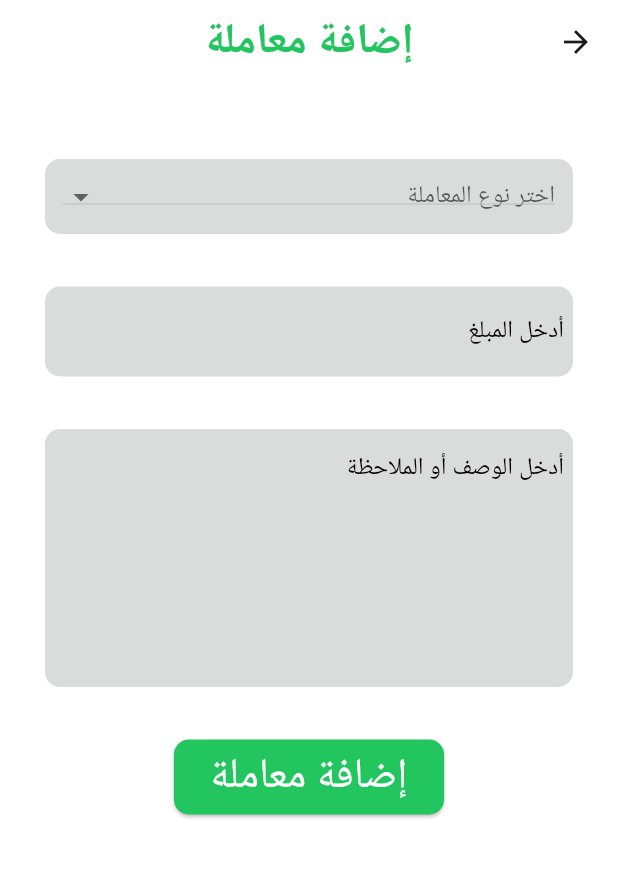
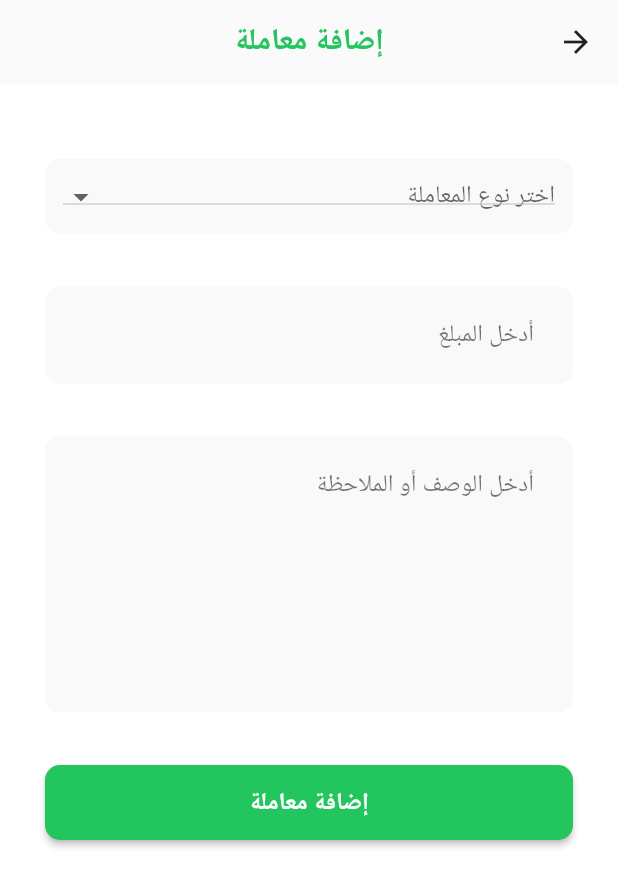
Before and after one commit to ahmedelzek/wallet, a Flutter app: the AddTransactionScreen screen opened by its route, on a phone screen of 412 x 824 dp. Shown: the top 887 px of the screen. Run offline on Flutter 3.47's test engine with Material 3 defaults, Android fonts, the phone set to English and light mode, and no system bars; our stand-ins replace flutter_native_splash; generated files the repository leaves out were written again.

Commit message:
Make Some Updates In UI

```diff
--- a/lib/core/resources/app_colors.dart
+++ b/lib/core/resources/app_colors.dart
@@ -2,14 +2,17 @@ import 'dart:ui';
 
 abstract class AppColors{
 
-  static const Color  greenColor = Color (0xff22c55e) ;
-  static const Color  darkGreenColor = Color (0xff257743) ;
-  static const Color transparentGreenColor = Color (0x5222c55e);
-  static const Color  blueColor  = Color (0xff3B82F6) ;
-  static const Color transparentBlueColor = Color (0x523B82F6) ;
-  static const Color redColor = Color (0xffF44336) ;
-  static const Color transparentRedColor = Color (0x47D11631);
-  static const Color orangeColor = Color (0xffFF9800) ;
-  static const Color transparentOrangeColor = Color (0x5aff9800) ;
-  static const Color  greyColor = Color (0x8cbbbdbd) ;
+  static const Color  green = Color (0xff22c55e) ;
+  static const Color mintWhite = Color (0xFFF9FAF9) ;
+  static const Color white = Color (0xFFFFFFFF) ;
+  static const Color  darkGreen = Color (0xff257743) ;
+  static const Color transparentGreen = Color (0x5222c55e);
+  static const Color  blue  = Color (0xff3B82F6) ;
+  static const Color transparentBlue = Color (0x523B82F6) ;
+  static const Color red = Color (0xffF44336) ;
+  static const Color transparentRed = Color (0x47D11631);
+  static const Color orange = Color (0xffFF9800) ;
+  static const Color transparentOrange = Color (0x5aff9800) ;
+  static const Color  grey = Color (0x8cbbbdbd) ;
+  static const Color  lightGrey = Color (0xFFF9F9F9) ;
 }
--- /dev/null
+++ b/lib/core/resources/app_theme.dart
@@ -0,0 +1,112 @@
+import 'package:flutter/material.dart';
+
+import 'app_colors.dart';
+
+class AppTheme {
+  static ThemeData lightTheme = ThemeData(
+    brightness: Brightness.light,
+    primaryColor: AppColors.green,
+    colorScheme: ColorScheme.fromSeed(
+      seedColor: AppColors.green,
+      brightness: Brightness.light,
+    ),
+    useMaterial3: true,
+
+    scaffoldBackgroundColor:AppColors.mintWhite,
+
+    // Rounded shapes
+    cardTheme: CardTheme(
+      shape: RoundedRectangleBorder(
+        borderRadius: BorderRadius.circular(12),
+      ),
+      elevation: 2,
+      margin: const EdgeInsets.all(8),
+    ),
+
+    // AppBar
+    appBarTheme: const AppBarTheme(
+      backgroundColor: Colors.white,
+      elevation: 1,
+      titleTextStyle: TextStyle(
+        color: Colors.black87,
+        fontWeight: FontWeight.w600,
+        fontSize: 20,
+      ),
+      iconTheme: IconThemeData(color: Colors.black87),
+    ),
+
+    // Buttons
+
+    outlinedButtonTheme: OutlinedButtonThemeData(
+      style: OutlinedButton.styleFrom(
+        side: const BorderSide(color: Colors.green, width: 1.5),
+        shape: RoundedRectangleBorder(
+          borderRadius: BorderRadius.circular(12),
+        ),
+        foregroundColor: Colors.green,
+        padding: const EdgeInsets.symmetric(vertical: 14, horizontal: 20),
+        textStyle: const TextStyle(
+          fontSize: 16,
+          fontWeight: FontWeight.w500,
+        ),
+      ),
+    ),
+
+    elevatedButtonTheme: ElevatedButtonThemeData(
+      style: ElevatedButton.styleFrom(
+        backgroundColor: AppColors.green,
+        foregroundColor: Colors.white,
+        elevation: 2,
+        minimumSize: const Size(double.infinity, 50),
+        shape: RoundedRectangleBorder(
+          borderRadius: BorderRadius.circular(10),
+        ),
+        textStyle: const TextStyle(
+          fontSize: 16,
+          fontWeight: FontWeight.w600,
+        ),
+      ),
+    ),
+
+    inputDecorationTheme: InputDecorationTheme(
+      filled: true,
+      fillColor: AppColors.lightGrey,
+      contentPadding: const EdgeInsets.symmetric(vertical: 14, horizontal: 16),
+      hintStyle: const TextStyle(
+        color: Colors.black54,
+        fontSize: 16,
+        fontWeight: FontWeight.w500,
+      ),
+      border: OutlineInputBorder(
+        borderRadius: BorderRadius.circular(10),
+        borderSide: BorderSide.none,
+      ),
+      focusedBorder: OutlineInputBorder(
+        borderRadius: BorderRadius.circular(10),
+        borderSide: BorderSide.none,
+      ),
+    ),
+
+    // Typography
+    textTheme: const TextTheme(
+      headlineMedium: TextStyle(
+        fontSize: 20,
+        fontWeight: FontWeight.w600,
+        color: Colors.black87,
+      ),
+      bodyLarge: TextStyle(
+        fontSize: 16,
+        color: Colors.black87,
+      ),
+      bodyMedium: TextStyle(
+        fontSize: 14,
+        color: Colors.black54,
+      ),
+      labelLarge: TextStyle(
+        fontSize: 14,
+        fontWeight: FontWeight.w600,
+        color: Colors.white,
+      ),
+    ),
+  );
+}
--- a/lib/features/home/add_transaction_screen/add_transaction_screen.dart
+++ b/lib/features/home/add_transaction_screen/add_transaction_screen.dart
@@ -14,11 +14,11 @@ class AddTransactionScreen extends StatefulWidget {
 
 class _AddTransactionScreenState extends State<AddTransactionScreen> {
   final Map<String, Color> _typeColors = {
-    LocalizationService.instance.tr.income: AppColors.greenColor,
-    LocalizationService.instance.tr.outgoing: AppColors.redColor,
-    LocalizationService.instance.tr.savings: AppColors.blueColor,
-    LocalizationService.instance.tr.debtPending: AppColors.orangeColor,
-    LocalizationService.instance.tr.debtPaid: AppColors.orangeColor,
+    LocalizationService.instance.tr.income: AppColors.green,
+    LocalizationService.instance.tr.outgoing: AppColors.red,
+    LocalizationService.instance.tr.savings: AppColors.blue,
+    LocalizationService.instance.tr.debtPending: AppColors.orange,
+    LocalizationService.instance.tr.debtPaid: AppColors.orange,
   };
 
   String? _selectedType;
@@ -28,7 +28,7 @@ class _AddTransactionScreenState extends State<AddTransactionScreen> {
     return SafeArea(
       child: Scaffold(
         appBar: AppBar(
-          backgroundColor: Colors.white,
+          backgroundColor: AppColors.mintWhite,
           elevation: 0,
           title: Text(
             LocalizationService.instance.tr.addTransaction,
@@ -37,7 +37,7 @@ class _AddTransactionScreenState extends State<AddTransactionScreen> {
                 .textTheme
                 .headlineMedium
                 ?.copyWith(
-              color: AppColors.greenColor,
+              color: AppColors.green,
               fontWeight: FontWeight.bold,
             ),
           ),
@@ -53,7 +53,7 @@ class _AddTransactionScreenState extends State<AddTransactionScreen> {
             width: double.infinity,
             padding: EdgeInsets.all(12),
             decoration: BoxDecoration(
-              color: AppColors.greyColor,
+              color: AppColors.lightGrey,
               borderRadius: BorderRadius.circular(10),
             ),
             child: DropdownButton<String>(
@@ -84,17 +84,11 @@ class _AddTransactionScreenState extends State<AddTransactionScreen> {
           Container(
             padding: EdgeInsets.all(6),
             decoration: BoxDecoration(
-              color: AppColors.greyColor,
+              color: AppColors.lightGrey,
               borderRadius: BorderRadius.circular(10),
             ),
             child: TextFormField(
               decoration:  InputDecoration(
-                border: InputBorder.none,
-                hintStyle: TextStyle(
-                  color: Colors.black,
-                  fontSize: 16,
-                  fontWeight: FontWeight.w500,
-                ),
                 hintText: LocalizationService.instance.tr.enterAmount,
               ),
               keyboardType: TextInputType.number,
@@ -104,7 +98,7 @@ class _AddTransactionScreenState extends State<AddTransactionScreen> {
           Container(
             padding: EdgeInsets.all(6),
             decoration: BoxDecoration(
-              color: AppColors.greyColor,
+              color: AppColors.lightGrey,
               borderRadius: BorderRadius.circular(10),
             ),
             child: TextFormField(
@@ -112,37 +106,14 @@ class _AddTransactionScreenState extends State<AddTransactionScreen> {
               maxLines: 10,
               decoration:  InputDecoration(
                 border: InputBorder.none,
-                alignLabelWithHint: true,
-                hintStyle: TextStyle(
-                  color: Colors.black,
-                  fontSize: 16,
-                  fontWeight: FontWeight.w500,
-                ),
                 hintText: LocalizationService.instance.tr.enterDescriptionOrNote,
               ),
             ),
           ),
           const SizedBox(height: 35),
           ElevatedButton(
-            style: ButtonStyle(
-              fixedSize: WidgetStateProperty.all<Size>(
-                const Size(double.infinity, 50),
-              ),
-              backgroundColor: WidgetStateProperty.all<Color>(
-                AppColors.greenColor,
-              ),
-              shape: WidgetStateProperty.all<RoundedRectangleBorder>(
-                RoundedRectangleBorder(
-                  borderRadius: BorderRadius.circular(10.0),
-                ),
-              ),
-            ),
             onPressed: () {},
-            child: Text(LocalizationService.instance.tr.addTransactionButton, style: Theme
-                .of(context)
-                .textTheme
-                .headlineMedium
-                ?.copyWith(color: Colors.white),
+            child: Text(LocalizationService.instance.tr.addTransactionButton,
             ),)
             ],
           ),
--- a/lib/features/home/debts_page/debts_page.dart
+++ b/lib/features/home/debts_page/debts_page.dart
@@ -15,8 +15,8 @@ class DebtsPage extends StatelessWidget {
           title: Padding(
             padding: EdgeInsets.only(top: 10),
             child: TabBar(
-              labelColor: AppColors.greenColor,
-              indicatorColor: AppColors.greenColor,
+              labelColor: AppColors.green,
+              indicatorColor: AppColors.green,
               indicatorSize: TabBarIndicatorSize.tab,
               indicatorWeight: 3,
               tabs: [
--- a/lib/features/home/home_page/home_page.dart
+++ b/lib/features/home/home_page/home_page.dart
@@ -3,6 +3,7 @@ import 'package:wallet/core/resources/app_colors.dart';
 import 'package:wallet/features/home/home_page/home_page_widgets.dart';
 
 import '../../../l10n/app_translations.dart';
+import '../add_transaction_screen/add_transaction_screen.dart';
 
 class HomePage extends StatelessWidget {
   const HomePage({super.key});
@@ -17,7 +18,7 @@ class HomePage extends StatelessWidget {
           Container(
             padding: EdgeInsets.all(15),
             decoration: BoxDecoration(
-              color: AppColors.darkGreenColor,
+              color: AppColors.darkGreen,
               borderRadius: BorderRadius.circular(20),
             ),
             height: 300,
@@ -48,14 +49,14 @@ class HomePage extends StatelessWidget {
                       LocalizationService.instance.tr.income,
                       "4000.0",
                       Icons.arrow_downward,
-                      AppColors.greenColor,
+                      AppColors.green,
                     ),
                     SizedBox(width: 20),
                     balanceCard(
                       LocalizationService.instance.tr.outgoing,
                       "2000.0",
                       Icons.arrow_upward,
-                      AppColors.redColor,
+                      AppColors.red,
                     ),
                   ],
                 ),
@@ -67,7 +68,7 @@ class HomePage extends StatelessWidget {
             width: double.infinity,
             padding: EdgeInsets.all(12),
             decoration: BoxDecoration(
-              color: AppColors.transparentGreenColor,
+              color: AppColors.transparentGreen,
               borderRadius: BorderRadius.circular(10),
             ),
             child: Text(
@@ -75,33 +76,38 @@ class HomePage extends StatelessWidget {
               style: TextStyle(color: Colors.black, fontSize: 20),
             ),
           ),
-          Row(
+          InkWell(
+            onTap: () {
+              Navigator.pushNamed(context, AddTransactionScreen.routeName);
+            },
+            child: Row(
               mainAxisAlignment: MainAxisAlignment.center,
               children: [
                 buttonContainer(
-                AppColors.transparentGreenColor,
-                AppColors.darkGreenColor,
+                  AppColors.transparentGreen,
+                  AppColors.darkGreen,
                   Icons.add,
                 ),
                 SizedBox(width: 20),
                 buttonContainer(
-                AppColors.transparentRedColor,
-                AppColors.redColor,
+                  AppColors.transparentRed,
+                  AppColors.red,
                   Icons.remove,
                 ),
                 SizedBox(width: 20),
                 buttonContainer(
-                AppColors.transparentOrangeColor,
-                AppColors.orangeColor,
+                  AppColors.transparentOrange,
+                  AppColors.orange,
                   Icons.account_balance,
                 ),
                 SizedBox(width: 20),
                 buttonContainer(
-                AppColors.transparentBlueColor,
-                AppColors.blueColor,
+                  AppColors.transparentBlue,
+                  AppColors.blue,
                   Icons.account_balance_wallet,
                 ),
               ],
+            ),
           ),
           Expanded(
             child: Center(
--- a/lib/features/home/home_page/home_page_widgets.dart
+++ b/lib/features/home/home_page/home_page_widgets.dart
@@ -24,7 +24,7 @@ Widget balanceCard(String title, String amount, IconData icon, Color color) {
   return Container(
     padding: EdgeInsets.all(10),
     decoration: BoxDecoration(
-      color: AppColors.transparentGreenColor,
+      color: AppColors.transparentGreen,
       borderRadius: BorderRadius.circular(12),
     ),
     child: Row(
@@ -40,7 +40,7 @@ Widget balanceCard(String title, String amount, IconData icon, Color color) {
             Text(
               title,
               style: TextStyle(
-                color: Colors.white,
+                color: AppColors.mintWhite,
                 fontSize: 12,
                 fontWeight: FontWeight.bold,
               ),
@@ -48,7 +48,7 @@ Widget balanceCard(String title, String amount, IconData icon, Color color) {
             Text(
               "$amount  EGP",
               style: TextStyle(
-                color: Colors.white,
+                color: AppColors.mintWhite,
                 fontSize: 12,
                 fontWeight: FontWeight.bold,
               ),
--- a/lib/features/home/home_screen.dart
+++ b/lib/features/home/home_screen.dart
@@ -32,7 +32,7 @@ class _HomeScreenState extends State<HomeScreen> {
           margin: EdgeInsets.symmetric(vertical: 14, horizontal: 8),
           decoration: BoxDecoration(
             borderRadius: BorderRadius.all(Radius.circular(20)),
-            border: Border.all(width: 8, color: AppColors.transparentGreenColor)
+            border: Border.all(width: 8, color: AppColors.transparentGreen)
           ),
           child: BottomNavigationBar(
               selectedLabelStyle: const TextStyle(
@@ -44,7 +44,7 @@ class _HomeScreenState extends State<HomeScreen> {
                 fontWeight: FontWeight.w500,
               ),
               iconSize: 32,
-              selectedItemColor: AppColors.greenColor,
+              selectedItemColor: AppColors.green,
               unselectedItemColor: Colors.grey,
               onTap: (index) {
                 changeTab(index);
--- a/lib/features/home/home_widgets.dart
+++ b/lib/features/home/home_widgets.dart
@@ -13,9 +13,9 @@ List<BottomNavigationBarItem> generateBottomNavItems(
     activeIcon: Container(
       padding: EdgeInsets.symmetric(horizontal: 15, vertical: 4),
         decoration: BoxDecoration(
-            color: AppColors.transparentGreenColor,
+            color: AppColors.transparentGreen,
             borderRadius: BorderRadius.circular(10)),
-        child: Icon(entry.key, color: AppColors.greenColor)),
+        child: Icon(entry.key, color: AppColors.green)),
     backgroundColor: Colors.white,
     label: entry.value,
   )
--- a/lib/main.dart
+++ b/lib/main.dart
@@ -2,6 +2,7 @@ import 'package:flutter/material.dart';
 import 'package:flutter_native_splash/flutter_native_splash.dart';
 import 'package:wallet/features/home/home_screen.dart';
 import 'package:flutter_gen/gen_l10n/app_localizations.dart';
+import 'core/resources/app_theme.dart';
 import 'features/home/add_transaction_screen/add_transaction_screen.dart';
 import 'l10n/app_translations.dart';
 
@@ -21,6 +22,7 @@ class MyApp extends StatelessWidget {
   @override
   Widget build(BuildContext context) {
     return MaterialApp(
+      theme: AppTheme.lightTheme,
       title: 'Wallet',
       localizationsDelegates: AppLocalizations.localizationsDelegates,
       supportedLocales: AppLocalizations.supportedLocales,
@@ -29,7 +31,7 @@ class MyApp extends StatelessWidget {
         return child!;
       },
       locale: const Locale('ar'),
-      initialRoute: AddTransactionScreen.routeName,
+      initialRoute: HomeScreen.routeName,
       routes: {
         HomeScreen.routeName: (context) => const HomeScreen(),
         AddTransactionScreen.routeName: (context) => AddTransactionScreen(),
```
Lines whose indentation alone changed are shown as unchanged.
